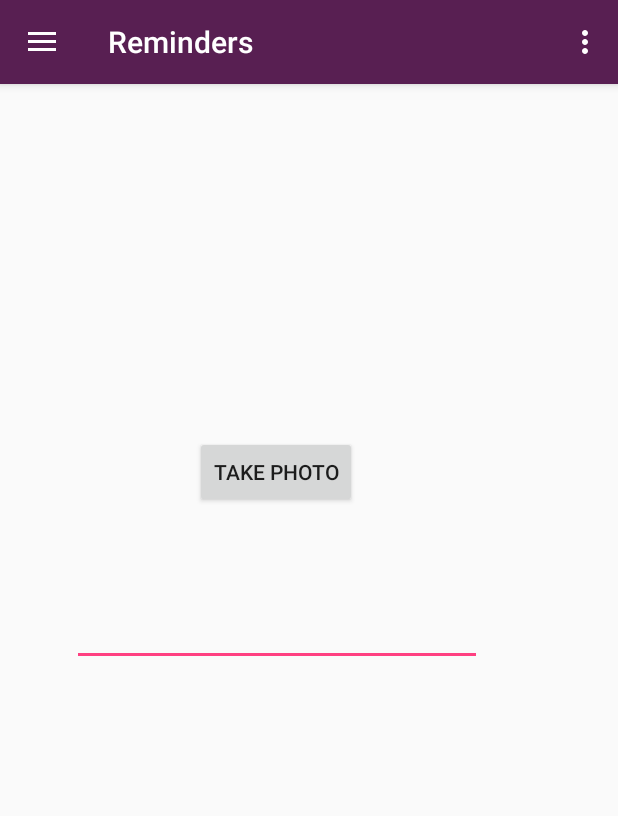
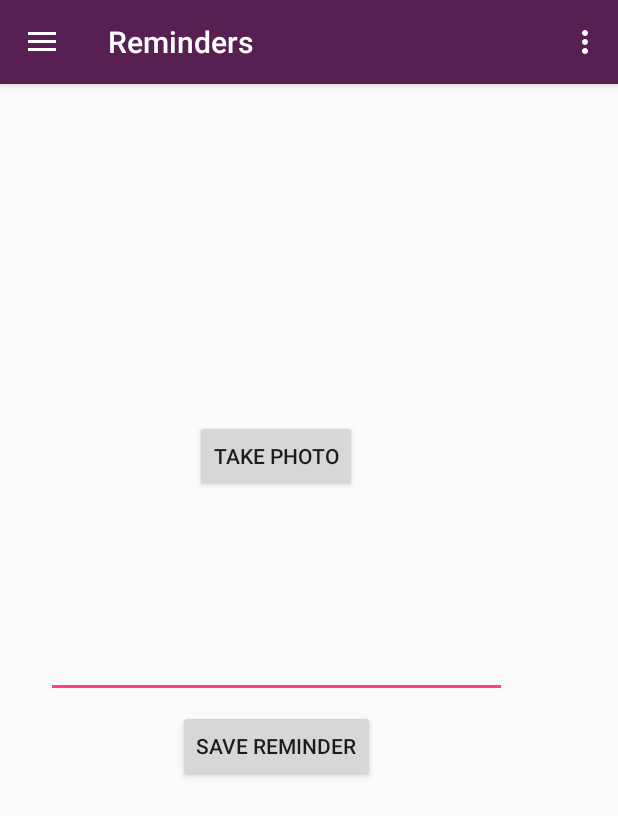
Before and after one commit to MeguminIndex/GuildWars2-Buddy, an Android app: the screen it shows after launch (MainActivity), in the side drawer, after a tap on "Reminders", on a phone screen of 412 x 824 dp. Shown: the top 816 px of the screen. Run offline under Robolectric (Android 15) with nearby library versions, the phone set to English and light mode, and no system bars.

Commit message:
Error handling
Handle errors and crashes for bad api key or no api key

```diff
--- a/GuildWars2Buddy/app/src/main/java/wbeck/guildwars2buddy/Fragments/AccountFragment.java
+++ b/GuildWars2Buddy/app/src/main/java/wbeck/guildwars2buddy/Fragments/AccountFragment.java
@@ -101,11 +101,11 @@ public class AccountFragment extends Fragment {
             accountname.setText(UserData.name);
         }
         TextView world = (TextView) getView().findViewById(R.id.account_world);
-        if(UserData.world_name.isEmpty()) {
+        if(!UserData.world_name.isEmpty()) {
 
             ConnectivityManager connMgr = (ConnectivityManager) getActivity().getSystemService(CONNECTIVITY_SERVICE);
             NetworkInfo networkInfo = connMgr.getActiveNetworkInfo();
-            if (networkInfo != null && networkInfo.isConnected()) {
+            if (networkInfo != null && networkInfo.isConnected() && UserData.world != -1) {
                 new Gw2WorldJsonParse(world).execute("https://api.guildwars2.com/v2/worlds/" + String.valueOf(UserData.world));
             }
 
--- a/GuildWars2Buddy/app/src/main/java/wbeck/guildwars2buddy/Gw2_API/Gw2AccoutJsonParse.java
+++ b/GuildWars2Buddy/app/src/main/java/wbeck/guildwars2buddy/Gw2_API/Gw2AccoutJsonParse.java
@@ -41,9 +41,24 @@ public class Gw2AccoutJsonParse extends AsyncTask<String, String, String>{
             //HttpURLConnection con = (HttpsURLConnection) new URL(apiCall+authPrefix+UserData.apiKey)
               //      .openConnection();
 
+
+
             httpConnect jParser = new httpConnect();
+            try{
+            String authCheck = jParser.getJSONFromUrl("https://api.guildwars2.com/v2/tokeninfo"+authPrefix + UserData.apiKey);
+             if(authCheck != null) {
+                 JSONObject authCheckOBJ = new JSONObject(authCheck);
+                //could check what permissions the key has
+
+             }
+            }
+            catch(Exception e)
+            {
+
+            }
+
             String json = jParser.getJSONFromUrl(apiCall+authPrefix+ UserData.apiKey);
-
+            if(json != null) {
                 JSONObject accout = new JSONObject(json);
 
                 UserData.id = accout.getString("id");
@@ -61,6 +76,7 @@ public class Gw2AccoutJsonParse extends AsyncTask<String, String, String>{
                 UserData.daily_ap = accout.getInt("daily_ap");
                 UserData.monthly_ap = accout.getInt("monthly_ap");
                 UserData.wvw_rank = accout.getInt("wvw_rank");
+            }
 
         } catch (JSONException e) {
             e.printStackTrace();
@@ -80,6 +96,8 @@ public class Gw2AccoutJsonParse extends AsyncTask<String, String, String>{
     }
 
     protected void onPostExecute(String result) {
+
+        if(!UserData.name.isEmpty())
         textView.setText(UserData.name.toString());
     }
 
--- a/GuildWars2Buddy/app/src/main/java/wbeck/guildwars2buddy/Storage.java
+++ b/GuildWars2Buddy/app/src/main/java/wbeck/guildwars2buddy/Storage.java
@@ -54,7 +54,6 @@ public class Storage {
             }
 
         }
-
 
     }
 
--- a/GuildWars2Buddy/app/src/main/java/wbeck/guildwars2buddy/UserData.java
+++ b/GuildWars2Buddy/app/src/main/java/wbeck/guildwars2buddy/UserData.java
@@ -6,11 +6,11 @@ package wbeck.guildwars2buddy;
 
 public class UserData {
 
-    public static String apiKey ="";
+    public static String apiKey = "";
 
     public static String id = "";
     public static String name = "";
-    public static int world =-1;
+    public static int world = -1;
     public static String world_name = "";
     public static String[] guilds = null;
     public static String[] access = null;
--- a/GuildWars2Buddy/app/src/main/res/layout/fragment_reminder.xml
+++ b/GuildWars2Buddy/app/src/main/res/layout/fragment_reminder.xml
@@ -23,7 +23,8 @@
             app:layout_constraintBottom_toBottomOf="parent"
             app:layout_constraintLeft_toLeftOf="parent"
             app:layout_constraintRight_toRightOf="parent"
-            app:layout_constraintTop_toTopOf="parent" />
+            app:layout_constraintTop_toTopOf="parent"
+            app:layout_constraintVertical_bias="0.474" />
 
         <ImageView
             android:id="@+id/imgPreview"
@@ -44,8 +45,8 @@
 
         <EditText
             android:id="@+id/reminderText"
-            android:layout_width="273dp"
-            android:layout_height="88dp"
+            android:layout_width="307dp"
+            android:layout_height="122dp"
             android:layout_marginBottom="8dp"
             android:layout_marginLeft="8dp"
             android:layout_marginRight="8dp"
@@ -58,5 +59,21 @@
             app:layout_constraintRight_toRightOf="parent"
             app:layout_constraintTop_toBottomOf="@+id/lunchCameraBtn"
             app:layout_constraintVertical_bias="0.087" />
+
+        <Button
+            android:id="@+id/saveReminder"
+            android:layout_width="wrap_content"
+            android:layout_height="wrap_content"
+            android:layout_marginBottom="8dp"
+            android:layout_marginEnd="8dp"
+            android:layout_marginStart="8dp"
+            android:layout_marginTop="8dp"
+            android:text="Save Reminder"
+            app:layout_constraintBottom_toBottomOf="parent"
+            app:layout_constraintEnd_toEndOf="parent"
+            app:layout_constraintHorizontal_bias="0.502"
+            app:layout_constraintStart_toStartOf="parent"
+            app:layout_constraintTop_toBottomOf="@+id/reminderText"
+            app:layout_constraintVertical_bias="0.0" />
     </android.support.constraint.ConstraintLayout>
 </FrameLayout>
```
Also changed, not shown: GuildWars2Buddy/app/src/main/java/wbeck/guildwars2buddy/Fragments/ReminderFragment.java (+45 -24 lines), GuildWars2Buddy/app/src/main/java/wbeck/guildwars2buddy/MainActivity.java (+17 -10 lines). Lines whose indentation alone changed are shown as unchanged.
